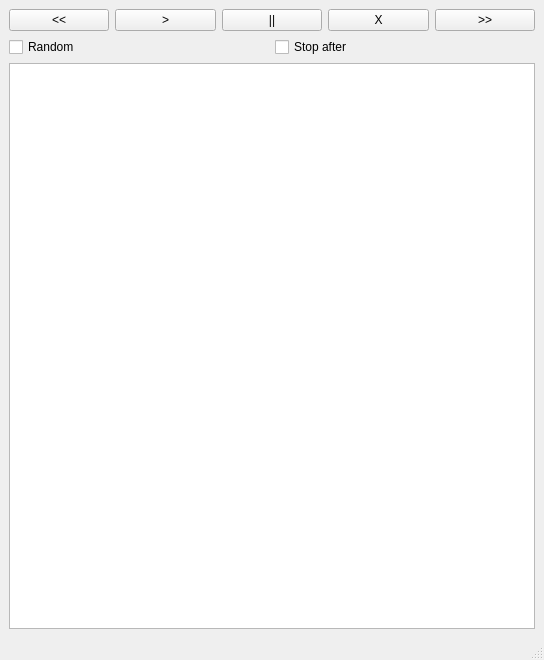
This is default.ui in StyXman/satyr as Qt 5 draws it before an edit. The edited form follows.
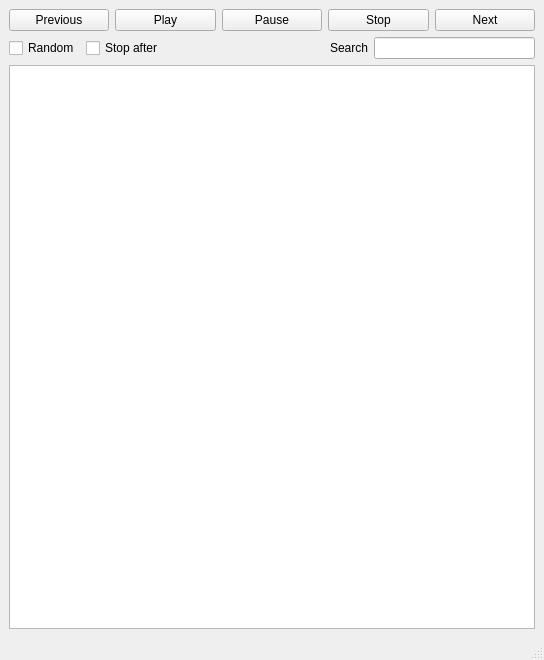
This is the edited form. Custom widgets are drawn as their Qt base class.

The edit to the form file:
```diff
--- a/default.ui
+++ b/default.ui
@@ -14,43 +14,41 @@
    <string>MainWindow</string>
   </property>
   <widget class="QWidget" name="centralwidget">
-   <layout class="QHBoxLayout" name="horizontalLayout_3">
-    <item>
      <layout class="QVBoxLayout" name="verticalLayout">
       <item>
        <layout class="QHBoxLayout" name="horizontalLayout">
         <item>
          <widget class="QPushButton" name="prevButton">
           <property name="text">
-           <string>&lt;&lt;</string>
+         <string>Previous</string>
           </property>
          </widget>
         </item>
         <item>
          <widget class="QPushButton" name="playButton">
           <property name="text">
-           <string>&gt;</string>
+         <string>Play</string>
           </property>
          </widget>
         </item>
         <item>
          <widget class="QPushButton" name="pauseButton">
           <property name="text">
-           <string>||</string>
+         <string>Pause</string>
           </property>
          </widget>
         </item>
         <item>
          <widget class="QPushButton" name="stopButton">
           <property name="text">
-           <string>X</string>
+         <string>Stop</string>
           </property>
          </widget>
         </item>
         <item>
          <widget class="QPushButton" name="nextButton">
           <property name="text">
-           <string>&gt;&gt;</string>
+         <string>Next</string>
           </property>
          </widget>
         </item>
@@ -72,14 +70,38 @@
           </property>
          </widget>
         </item>
+      <item>
+       <spacer name="horizontalSpacer">
+        <property name="orientation">
+         <enum>Qt::Horizontal</enum>
+        </property>
+        <property name="sizeHint" stdset="0">
+         <size>
+          <width>40</width>
+          <height>20</height>
+         </size>
+        </property>
+       </spacer>
+      </item>
+      <item>
+       <widget class="QLabel" name="label">
+        <property name="text">
+         <string>Search</string>
+        </property>
+        <property name="buddy">
+         <cstring>searchText</cstring>
+        </property>
+       </widget>
+      </item>
+      <item>
+       <widget class="SearchEntry" name="searchText"/>
+      </item>
        </layout>
       </item>
       <item>
        <widget class="QListWidget" name="songsList"/>
       </item>
      </layout>
-    </item>
-   </layout>
   </widget>
   <widget class="QMenuBar" name="menubar">
    <property name="geometry">
@@ -93,6 +115,16 @@
   </widget>
   <widget class="QStatusBar" name="statusbar"/>
  </widget>
+ <customwidgets>
+  <customwidget>
+   <class>SearchEntry</class>
+   <extends>QLineEdit</extends>
+   <header>searchentry.h</header>
+  </customwidget>
+ </customwidgets>
+ <includes>
+  <include location="local">Python:from search_entry import SerachEntry</include>
+ </includes>
  <resources/>
  <connections/>
 </ui>
```
Lines whose indentation alone changed are shown as unchanged.
